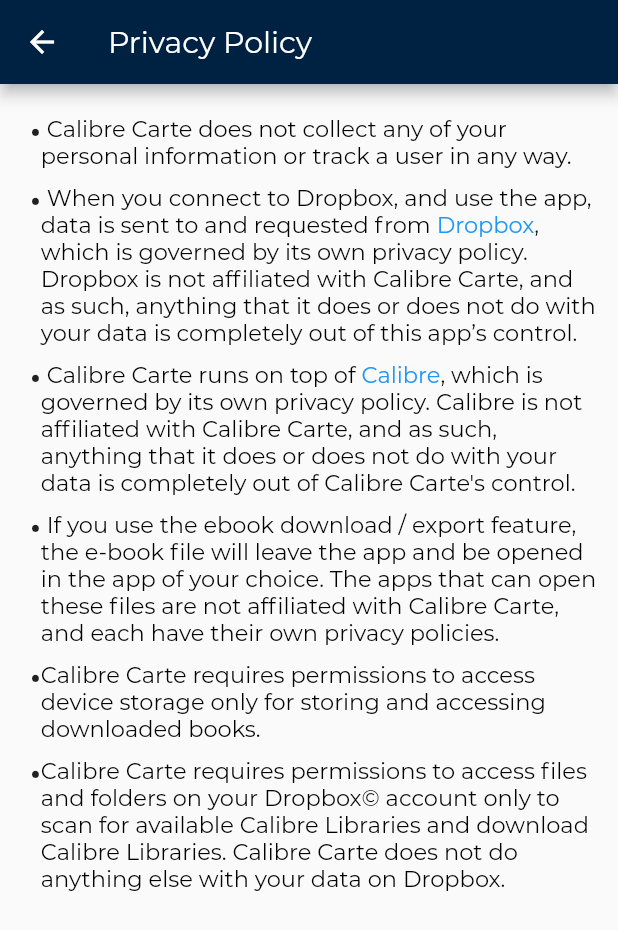
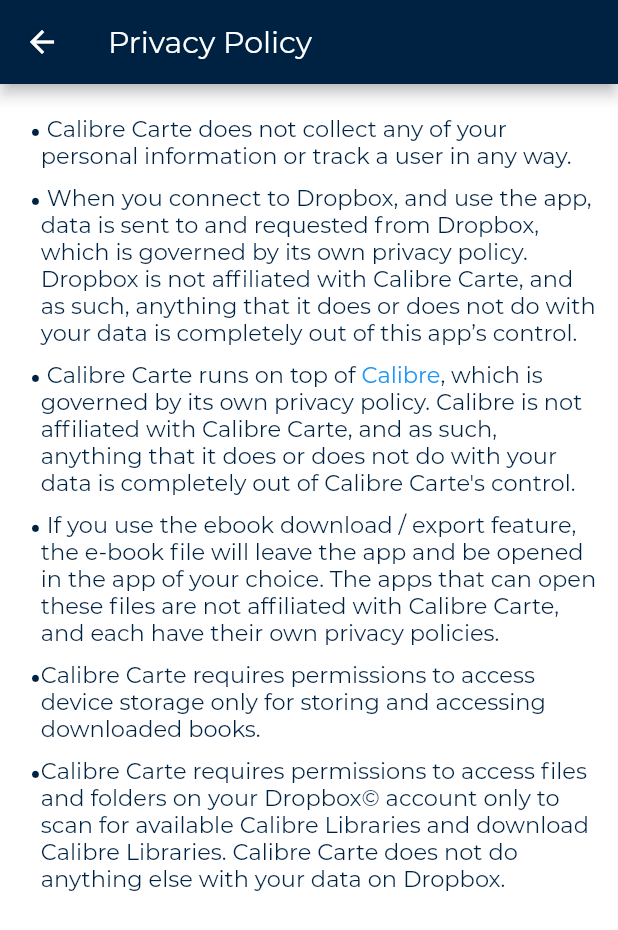
Before and after one commit to Exlaza/CalibreCarte, a Flutter app: the PrivacyPolicy screen opened directly, on a phone screen of 412 x 824 dp. Shown: the top 930 px of the screen. Run offline on Flutter 3.47's test engine with Material 2 defaults, Android fonts, the phone set to English and light mode, and no system bars; our stand-ins replace dio, flutter_html, open_file, permission_handler, rxdart, shared_preferences and 4 more; missing offline and left inert: directory_picker; accounts and stored records are empty; project files that could hold a hidden picture were left out.

Commit message:
fix: dark mode changes on info pages

```diff
--- a/lib/screens/privacy_policy.dart
+++ b/lib/screens/privacy_policy.dart
@@ -1,5 +1,7 @@
+import 'package:calibre_carte/providers/color_theme_provider.dart';
 import 'package:flutter/gestures.dart';
 import 'package:flutter/material.dart';
+import 'package:provider/provider.dart';
 import 'package:url_launcher/url_launcher.dart';
 
 class PrivacyPolicy extends StatelessWidget {
@@ -12,7 +14,9 @@ class PrivacyPolicy extends StatelessWidget {
 
   @override
   Widget build(BuildContext context) {
+    ColorTheme colorTheme=Provider.of(context);
     return Scaffold(
+      backgroundColor: colorTheme.descriptionBackground,
       appBar: AppBar(
         iconTheme: IconThemeData(
           color: Colors.white, //change your color here
@@ -21,7 +25,7 @@ class PrivacyPolicy extends StatelessWidget {
           "Privacy Policy",
           style: TextStyle(fontFamily: 'Montserrat', color: Colors.white),
         ),
-        backgroundColor: Color(0xff002242),
+        backgroundColor: colorTheme.appBarColor,
       ),
       body: Container(
         margin: EdgeInsets.fromLTRB(20, 20, 10, 10),
@@ -33,7 +37,7 @@ class PrivacyPolicy extends StatelessWidget {
                 children: <Widget>[
                   Text(
                     "\u2022",
-                    style: TextStyle(fontSize: 20, fontWeight: FontWeight.bold),
+                    style: TextStyle(fontSize: 20, fontWeight: FontWeight.bold, color: colorTheme.headerText),
                   ),
                   Expanded(
                       child: RichText(
@@ -42,7 +46,7 @@ class PrivacyPolicy extends StatelessWidget {
                           text: points[0],
                           style: TextStyle(
                               fontFamily: 'Montserrat',
-                              color: Colors.black,
+                              color: colorTheme.headerText,
                               fontSize: 15))
                     ]),
                   ))
@@ -56,7 +60,7 @@ class PrivacyPolicy extends StatelessWidget {
                 children: <Widget>[
                   Text(
                     "\u2022",
-                    style: TextStyle(fontSize: 20, fontWeight: FontWeight.bold),
+                    style: TextStyle(fontSize: 20, fontWeight: FontWeight.bold,color: colorTheme.headerText),
                   ),
                   Expanded(
                       child: RichText(
@@ -66,7 +70,7 @@ class PrivacyPolicy extends StatelessWidget {
                               " When you connect to Dropbox, and use the app, data is sent to and requested from",
                           style: TextStyle(
                               fontFamily: 'Montserrat',
-                              color: Colors.black,
+                              color: colorTheme.headerText,
                               fontSize: 15)),
                       TextSpan(
                           text: " Dropbox",
@@ -76,14 +80,14 @@ class PrivacyPolicy extends StatelessWidget {
                             },
                           style: TextStyle(
                               fontFamily: 'Montserrat',
-                              color: Colors.blue,
+                              color: colorTheme.headerText,
                               fontSize: 15)),
                       TextSpan(
                           text:
                               ", which is governed by its own privacy policy. Dropbox is not affiliated with Calibre Carte, and as such, anything that it does or does not do with your data is completely out of this app’s control.",
                           style: TextStyle(
                               fontFamily: 'Montserrat',
-                              color: Colors.black,
+                              color: colorTheme.headerText,
                               fontSize: 15))
                     ]),
                   ))
@@ -97,7 +101,7 @@ class PrivacyPolicy extends StatelessWidget {
                 children: <Widget>[
                   Text(
                     "\u2022",
-                    style: TextStyle(fontSize: 20, fontWeight: FontWeight.bold),
+                    style: TextStyle(fontSize: 20, fontWeight: FontWeight.bold, color: colorTheme.headerText),
                   ),
                   Expanded(
                       child: RichText(
@@ -107,7 +111,7 @@ class PrivacyPolicy extends StatelessWidget {
                           " Calibre Carte runs on top of",
                           style: TextStyle(
                               fontFamily: 'Montserrat',
-                              color: Colors.black,
+                              color: colorTheme.headerText,
                               fontSize: 15)),
                       TextSpan(
                           text: " Calibre",
@@ -124,7 +128,7 @@ class PrivacyPolicy extends StatelessWidget {
                           ", which is governed by its own privacy policy. Calibre is not affiliated with Calibre Carte, and as such, anything that it does or does not do with your data is completely out of Calibre Carte's control.",
                           style: TextStyle(
                               fontFamily: 'Montserrat',
-                              color: Colors.black,
+                              color: colorTheme.headerText,
                               fontSize: 15))
                     ]),
                   ))
@@ -138,7 +142,7 @@ class PrivacyPolicy extends StatelessWidget {
                 children: <Widget>[
                   Text(
                     "\u2022",
-                    style: TextStyle(fontSize: 20, fontWeight: FontWeight.bold),
+                    style: TextStyle(fontSize: 20, fontWeight: FontWeight.bold, color: colorTheme.headerText),
                   ),
                   Expanded(
                       child: RichText(
@@ -147,7 +151,7 @@ class PrivacyPolicy extends StatelessWidget {
                           text: points[3],
                           style: TextStyle(
                               fontFamily: 'Montserrat',
-                              color: Colors.black,
+                              color: colorTheme.headerText,
                               fontSize: 15))
                     ]),
                   ))
@@ -161,7 +165,7 @@ class PrivacyPolicy extends StatelessWidget {
           children: <Widget>[
             Text(
               "\u2022",
-              style: TextStyle(fontSize: 20, fontWeight: FontWeight.bold),
+              style: TextStyle(fontSize: 20, fontWeight: FontWeight.bold, color: colorTheme.headerText),
             ),
             Expanded(
                 child: RichText(
@@ -170,7 +174,7 @@ class PrivacyPolicy extends StatelessWidget {
                         text: "Calibre Carte requires permissions to access device storage only for storing and accessing downloaded books.",
                         style: TextStyle(
                             fontFamily: 'Montserrat',
-                            color: Colors.black,
+                            color: colorTheme.headerText,
                             fontSize: 15))
                   ]),
                 ))
@@ -184,7 +188,7 @@ class PrivacyPolicy extends StatelessWidget {
                 children: <Widget>[
                   Text(
                     "\u2022",
-                    style: TextStyle(fontSize: 20, fontWeight: FontWeight.bold),
+                    style: TextStyle(fontSize: 20, fontWeight: FontWeight.bold, color: colorTheme.headerText),
                   ),
                   Expanded(
                       child: RichText(
@@ -193,7 +197,7 @@ class PrivacyPolicy extends StatelessWidget {
                               text: "Calibre Carte requires permissions to access files and folders on your Dropbox© account only to scan for available Calibre Libraries and download Calibre Libraries. Calibre Carte does not do anything else with your data on Dropbox.",
                               style: TextStyle(
                                   fontFamily: 'Montserrat',
-                                  color: Colors.black,
+                                  color: colorTheme.headerText,
                                   fontSize: 15))
                         ]),
                       ))
--- a/lib/widgets/details_screen_widgets/details_lefttile.dart
+++ b/lib/widgets/details_screen_widgets/details_lefttile.dart
@@ -1,8 +1,10 @@
 import 'package:calibre_carte/models/publishers.dart';
 import 'package:calibre_carte/models/ratings.dart';
+import 'package:calibre_carte/providers/color_theme_provider.dart';
 import 'package:calibre_carte/widgets/book_details_cover_image.dart';
 import 'package:calibre_carte/widgets/details_screen_widgets/details_text.dart';
 import 'package:flutter/material.dart';
+import 'package:provider/provider.dart';
 
 class DetailsLeftTile extends StatelessWidget {
   final bookId;
@@ -19,8 +21,8 @@ class DetailsLeftTile extends StatelessWidget {
   Widget build(BuildContext context) {
     var width = MediaQuery.of(context).size.width / 1.5;
     var bottomSize = totalHeight / 2;
-
-    return Container(
+    ColorTheme colorTheme=Provider.of(context);
+    return Container( color: colorTheme.descriptionBackground,
       child: Column(
         crossAxisAlignment: CrossAxisAlignment.start,
         children: <Widget>[
--- a/lib/widgets/settings_screen_widgets/dropbox_dropdown.dart
+++ b/lib/widgets/settings_screen_widgets/dropbox_dropdown.dart
@@ -717,7 +717,7 @@ class _DropboxDropdownState extends State<DropboxDropdown> {
                                     return Column(
                                       children: <Widget>[
                                         Center(
-                                          child: const Text('Loading...'),
+                                          child: Text('Loading...', style: TextStyle(color: colorTheme.headerText),),
                                         ),
                                         SizedBox(
                                           height: 7,
```
Also changed, not shown: lib/screens/about_us.dart (+7 -4 lines), lib/screens/instructions_screen.dart (+20 -7 lines), lib/screens/license.dart (+10 -7 lines), pubspec.yaml (+9 -1 lines), pubspec.lock, 1 other file.
